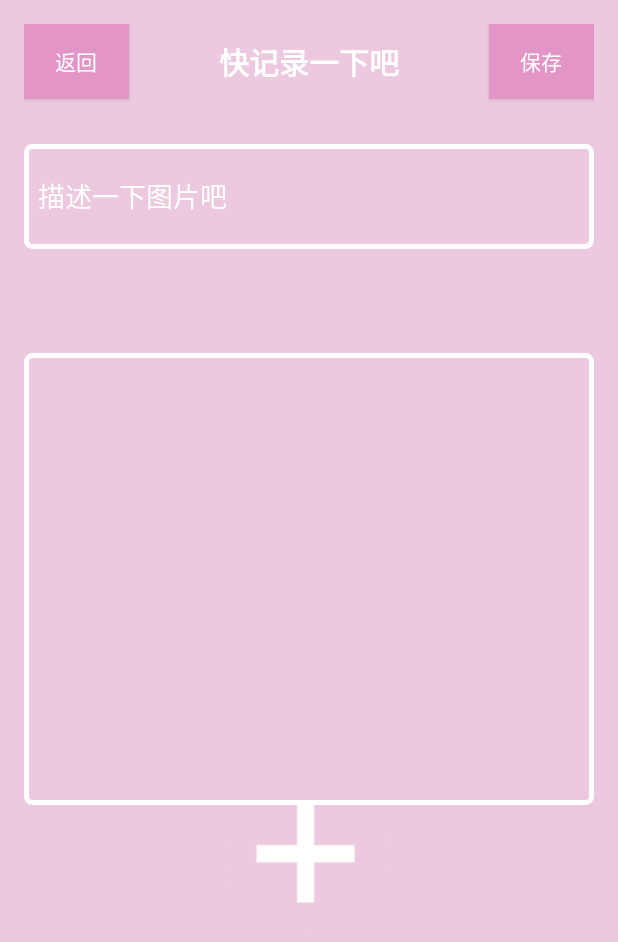
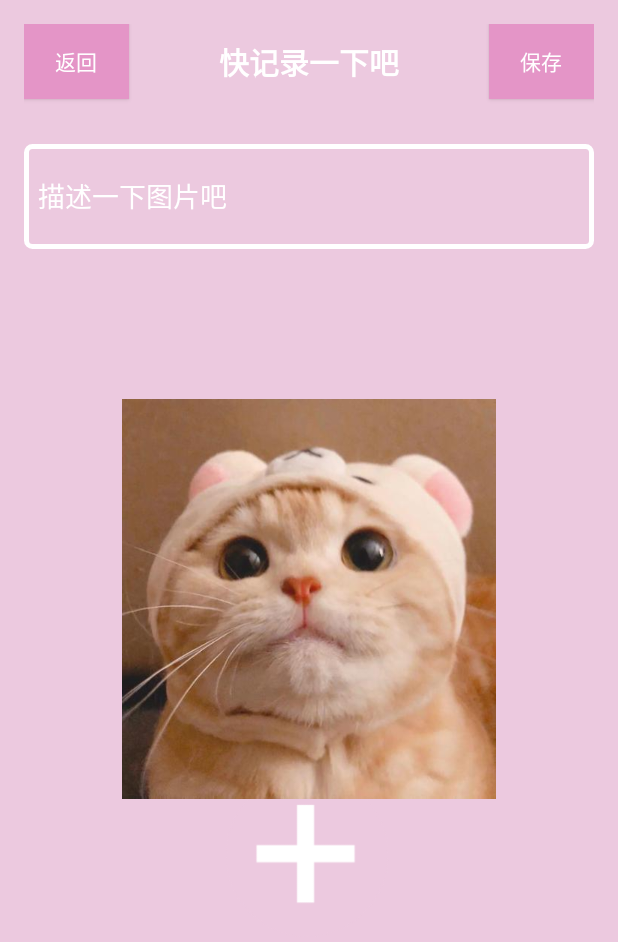
Before and after one commit to shwjn515/TraceHUB, an Android app: the sharing screen opened directly, with no data from a screen before it, on a phone screen of 412 x 824 dp. Shown: the top 942 px of the screen. Run offline under Robolectric (Android 15) with nearby library versions, the phone set to English and light mode, and no system bars.

Commit message:
上传界面2.0

```diff
--- a/app/build.gradle
+++ b/app/build.gradle
@@ -30,6 +30,7 @@ android {
 
 dependencies {
 
+    implementation 'com.github.LuckSiege.PictureSelector:picture_library:v2.2.3'
     implementation 'androidx.appcompat:appcompat:1.2.0'
     implementation 'com.google.android.material:material:1.3.0'
     implementation 'androidx.constraintlayout:constraintlayout:2.0.4'
--- a/app/src/main/res/layout/shangchuan2.xml
+++ b/app/src/main/res/layout/shangchuan2.xml
@@ -66,16 +66,16 @@
 
     <ImageView
         android:id="@+id/ivPhoto2"
-        android:layout_width="395dp"
-        android:layout_height="226dp"
+        android:layout_width="200dp"
+        android:layout_height="200dp"
         android:layout_alignParentStart="true"
         android:layout_alignParentTop="true"
         android:layout_alignParentEnd="true"
         android:layout_alignParentBottom="true"
-        android:layout_marginStart="0dp"
-        android:layout_marginLeft="45dp"
-        android:layout_marginTop="219dp"
-        android:layout_marginEnd="0dp"
-        android:layout_marginBottom="271dp"
-        android:background="@drawable/biankuang" />
+        android:layout_marginStart="65dp"
+        android:layout_marginLeft="150dp"
+        android:layout_marginTop="250dp"
+        android:layout_marginEnd="65dp"
+        android:layout_marginBottom="275dp"
+        android:background="@drawable/cat" />
 </RelativeLayout>
--- a/build.gradle
+++ b/build.gradle
@@ -6,6 +6,7 @@ buildscript {
     }
     dependencies {
         classpath 'com.android.tools.build:gradle:4.2.0'
+
     }
 }
 
```
